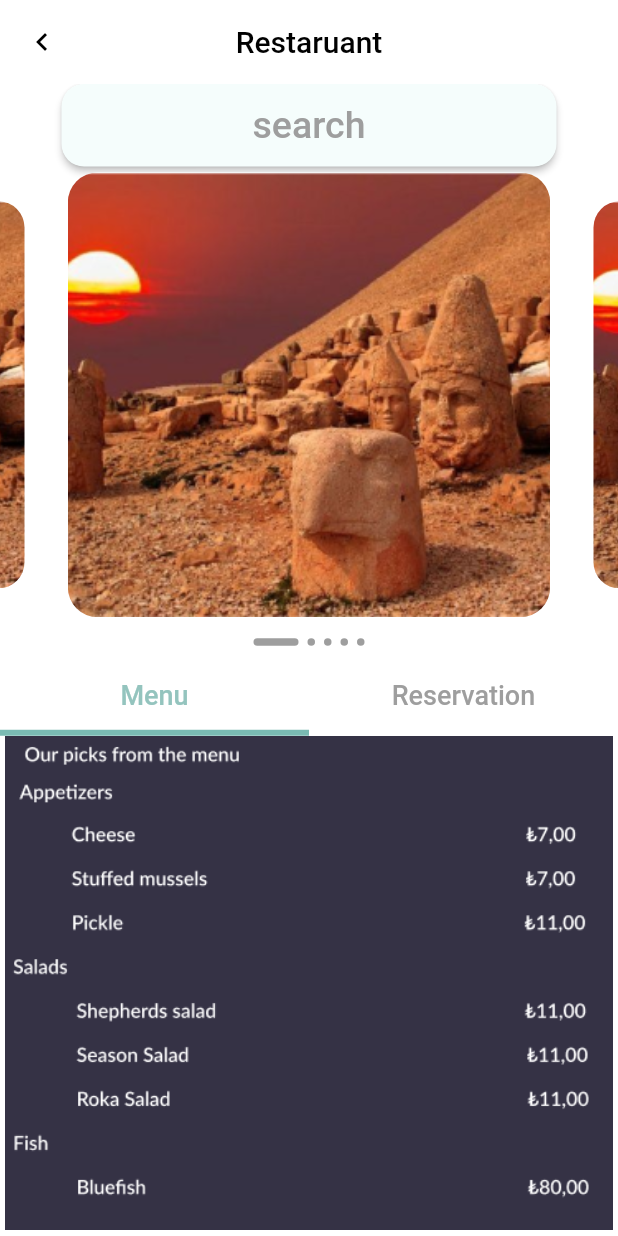
After one commit to celebi-travel/celebi_app, a Flutter app: the RestaruantPage screen opened directly, on a phone screen of 412 x 824 dp. The commit adds this screen. Run offline on Flutter 3.47's test engine with Material 2 defaults, Android fonts, the phone set to English and light mode, and no system bars; drawn by our look-alikes of carousel_slider; our stand-ins replace font_awesome_flutter, readmore, salomon_bottom_bar; missing offline and left inert: masonry_grid.

```diff
--- a/lib/main.dart
+++ b/lib/main.dart
@@ -1,9 +1,5 @@
-import 'package:celebi_project/pages/login_screens/account_page/account_page.dart';
-import 'package:celebi_project/pages/login_screens/change_password/change_password.dart';
-import 'package:celebi_project/pages/main/hotel_page/hotel_page_view.dart';
+import 'package:celebi_project/pages/login_screens/register_continue/register_view.dart';
 import 'package:flutter/material.dart';
-
-import 'pages/main/home/home_view.dart';
 
 void main() => runApp(MyApp());
 
@@ -16,7 +12,7 @@ class MyApp extends StatelessWidget {
         primarySwatch: Colors.blue,
         textTheme: TextTheme(button: TextStyle(fontSize: 20)),
       ),
-      home: HotelPage(),
+      home: RegisterPage(),
     );
   }
 }
--- a/lib/pages/login_screens/change_password/change_password.dart
+++ b/lib/pages/login_screens/change_password/change_password.dart
@@ -2,7 +2,7 @@ import 'package:celebi_project/extensions/context_extension.dart';
 import 'package:celebi_project/pages/login_screens/check_email/check_email.dart';
 import 'package:celebi_project/pages/login_screens/custom/continue_button.dart';
 import 'package:celebi_project/pages/login_screens/custom/image_with_blue_button.dart';
-import 'package:celebi_project/pages/login_screens/custom/user_info_structure.dart';
+
 import 'package:flutter/material.dart';
 
 class ChangePasswordView extends StatefulWidget {
--- a/lib/pages/login_screens/forget_password/forget_pass_view.dart
+++ b/lib/pages/login_screens/forget_password/forget_pass_view.dart
@@ -32,10 +32,10 @@ class _ForgetPasswordPageState extends State<ForgetPasswordPage> {
               ),
               Padding(
                 padding: EdgeInsets.only(top: 30),
-                child: Align(
-                  alignment: Alignment.center,
+                child: Padding(
+                  padding: EdgeInsets.only(left: 20),
                   child: Text(
-                    'Enter your registered email below to receive  password reset instruction',
+                    'Enter your registered email below to receive\t\t password reset instruction',
                     style: TextStyle(fontSize: 18, color: Colors.grey),
                   ),
                 ),
--- a/lib/pages/main/hotel_page/hotel_page_view.dart
+++ b/lib/pages/main/hotel_page/hotel_page_view.dart
@@ -3,7 +3,6 @@ import 'package:flutter/material.dart';
 
 class HotelPage extends StatefulWidget {
   const HotelPage({Key? key}) : super(key: key);
-
   @override
   _HotelPageState createState() => _HotelPageState();
 }
@@ -13,6 +12,7 @@ class _HotelPageState extends State<HotelPage> {
   Widget build(BuildContext context) {
     return Scaffold(
       appBar: AppBar(
+        elevation: 0,
         backgroundColor: Colors.white,
         leading: IconButton(
             onPressed: () {},
--- /dev/null
+++ b/lib/pages/main/restaruant_page/restaruant_view.dart
@@ -0,0 +1,94 @@
+import 'package:celebi_project/pages/main/detail/components/image_slider.dart';
+import 'package:flutter/material.dart';
+
+class RestaruantPage extends StatefulWidget {
+  const RestaruantPage({Key? key}) : super(key: key);
+
+  @override
+  _RestaruantPageState createState() => _RestaruantPageState();
+}
+
+class _RestaruantPageState extends State<RestaruantPage> {
+  @override
+  Widget build(BuildContext context) {
+    return Scaffold(
+      backgroundColor: Colors.white,
+      appBar: buildRestaruantAppbar(),
+      body: DefaultTabController(
+        length: 2,
+        child: Column(
+          children: [
+            SizedBox(
+                height: 55,
+                width: 330,
+                child: ElevatedButton(
+                  onPressed: () {},
+                  style: ButtonStyle(
+                      backgroundColor:
+                          MaterialStateProperty.all<Color>(Color(0xFFF5FDFC)),
+                      shape: MaterialStateProperty.all<RoundedRectangleBorder>(
+                          RoundedRectangleBorder(
+                        borderRadius: BorderRadius.circular(15),
+                      ))),
+                  child: Text(
+                    "search",
+                    style: TextStyle(
+                      color: Colors.grey,
+                      fontSize: 25,
+                    ),
+                  ),
+                )),
+            ImageSlider(),
+            buildTabBarHeadText(),
+            SizedBox(
+              height: MediaQuery.of(context).size.height / 2.5,
+              child: TabBarView(children: [
+                Image.asset('asset/images/menu.png'),
+                Image.asset('asset/images/menu.png'),
+              ]),
+            ),
+          ],
+        ),
+      ),
+    );
+  }
+
+  AppBar buildRestaruantAppbar() {
+    return AppBar(
+      elevation: 0,
+      backgroundColor: Colors.white,
+      leading: IconButton(
+          onPressed: () {},
+          icon: Icon(
+            Icons.chevron_left,
+            color: Colors.black,
+          )),
+      centerTitle: true,
+      title: Text(
+        "Restaruant",
+        style: TextStyle(color: Colors.black),
+      ),
+    );
+  }
+}
+
+TabBar buildTabBarHeadText() {
+  return TabBar(
+    unselectedLabelColor: Colors.grey,
+    labelColor: Color(0xFF94C4BE),
+    indicatorWeight: 4,
+    indicatorColor: Color(0xFF7ABBB3),
+    tabs: [
+      Tab(
+          child: Text(
+        'Menu',
+        style: TextStyle(fontSize: 18),
+      )),
+      Tab(
+          child: Text(
+        'Reservation',
+        style: TextStyle(fontSize: 18),
+      )),
+    ],
+  );
+}
```
Also changed, not shown: lib/pages/main/route_filter_page/route_filter_page.dart (+17 -7 lines), asset/images/menu.png (added).
